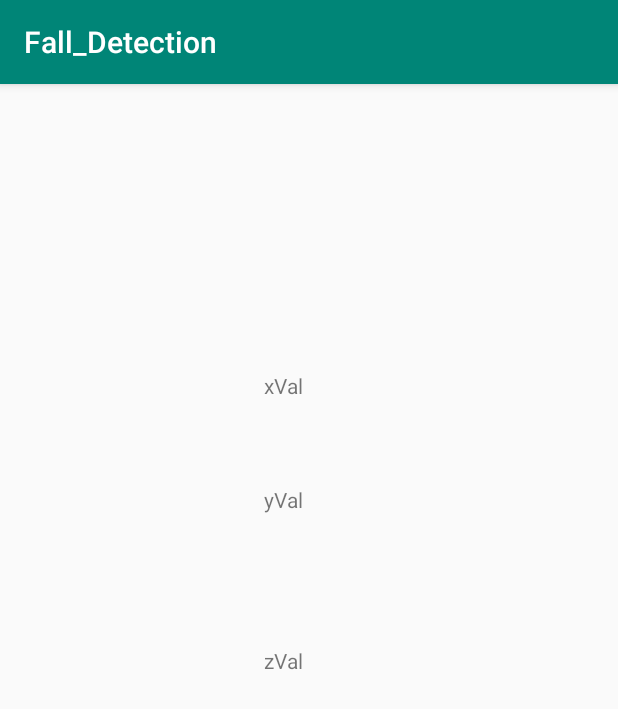
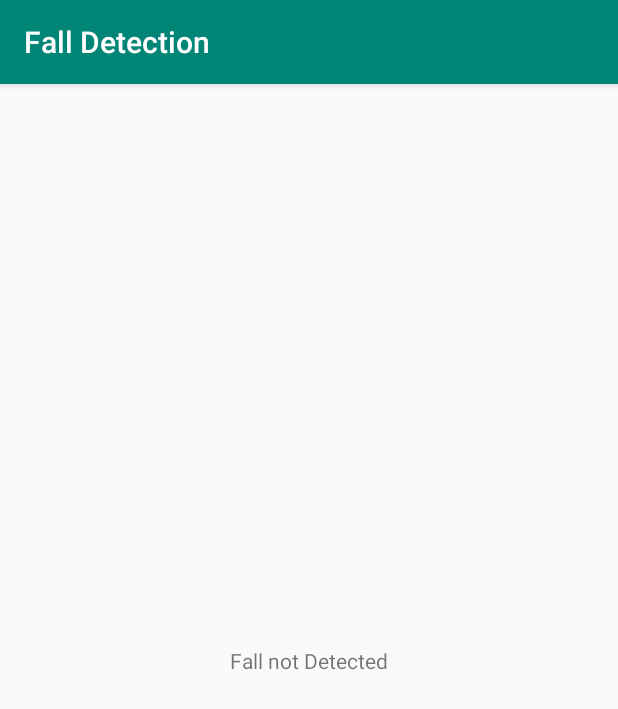
Before and after one commit to jarmknecht/FallDectection, an Android app: the screen it shows after launch (MainActivity), on a phone screen of 412 x 824 dp. Shown: the top 709 px of the screen. Run offline under Robolectric (Android 15) with nearby library versions, the phone set to English and light mode, and no system bars.

Commit message:
fixed app crash falling detection works now

```diff
--- a/app/src/main/AndroidManifest.xml
+++ b/app/src/main/AndroidManifest.xml
@@ -9,7 +9,9 @@
         android:roundIcon="@mipmap/ic_launcher_round"
         android:supportsRtl="true"
         android:theme="@style/AppTheme">
-        <activity android:name=".MainActivity">
+        <activity
+            android:name=".MainActivity"
+            android:screenOrientation="portrait">
             <intent-filter>
                 <action android:name="android.intent.action.MAIN" />
 
--- a/app/src/main/java/com/example/jonathan/fall_detection/MainActivity.java
+++ b/app/src/main/java/com/example/jonathan/fall_detection/MainActivity.java
@@ -1,10 +1,10 @@
+//Referenced http://www.jcomputers.us/vol9/jcp0907-07.pdf for algorithm
 package com.example.jonathan.fall_detection;
 
 import android.hardware.Sensor;
 import android.hardware.SensorEvent;
 import android.hardware.SensorEventListener;
 import android.hardware.SensorManager;
-import android.media.MediaPlayer;
 import android.support.v7.app.AppCompatActivity;
 import android.os.Bundle;
 import android.view.View;
@@ -14,7 +14,7 @@ import android.widget.Toast;
 public class MainActivity extends AppCompatActivity implements SensorEventListener {
 
     private SensorManager sensorManager;
-    private Sensor senseAccel;
+    private TextView text;
     static int sensorValuesSize = 70;
     float accelValuesX[] = new float[sensorValuesSize];
     float accelValuesY[] = new float[sensorValuesSize];
@@ -28,31 +28,46 @@ public class MainActivity extends AppCompatActivity implements SensorEventListen
     protected void onCreate(Bundle savedInstanceState) {
         super.onCreate(savedInstanceState);
         setContentView(R.layout.activity_main);
-
+        text = (TextView) findViewById(R.id.Fall);
         //Get the systems sensor
         sensorManager = (SensorManager) getSystemService(SENSOR_SERVICE);
         //get accel sensor and register it an check it every 2 ms at least
         sensorManager.registerListener(this, sensorManager.getDefaultSensor(Sensor.TYPE_ACCELEROMETER),
-                SensorManager.SENSOR_DELAY_UI);
-
+                SensorManager.SENSOR_DELAY_NORMAL);
     }
 
-//TODO: App crashes here fix it maybe need to unregister listener?
     @Override
     public void onSensorChanged(SensorEvent event) {
+        Sensor _sensor = event.sensor;
         double rootSquare = 0.0;
-        if (event.sensor.getType() == Sensor.TYPE_ACCELEROMETER) {
+        if (_sensor.getType() == Sensor.TYPE_ACCELEROMETER) {
             index++;
+            //call protects against buffer overflow
+            if (index >= sensorValuesSize - 1) {
+                index = 0; //wrap index back around
+                sensorManager.unregisterListener(this);
+                sensorManager.registerListener(this, sensorManager.getDefaultSensor(Sensor.TYPE_ACCELEROMETER),
+                        SensorManager.SENSOR_DELAY_NORMAL);
+            }
+            //get acceleration minus GX on the x-axis
             accelValuesX[index] = event.values[0];
+            //get acceleration minus GY on the y-axis
             accelValuesY[index] = event.values[1];
+            //get acceleration minus GZ on the z-axis
             accelValuesZ[index] = event.values[2];
 
             rootSquare = Math.sqrt(Math.pow(accelValuesX[index], 2) + Math.pow(accelValuesY[index], 2) +
-             Math.pow(accelValuesZ[index], 2));
+                    Math.pow(accelValuesZ[index], 2));
 
             if (rootSquare < 2.0) {
-                Toast.makeText(this, "Fall Detected", Toast.LENGTH_LONG).show();
+                //Toast.makeText(this, "Fall Detected", Toast.LENGTH_LONG).show();
                 fallDetected = true;
+            }
+            if (fallDetected) {
+                text.setText("FALL DETECTED!");
+            }
+            else {
+                text.setText("Fall not Detected");
             }
         }
     }
--- a/app/src/main/res/layout/activity_main.xml
+++ b/app/src/main/res/layout/activity_main.xml
@@ -7,18 +7,15 @@
     tools:context=".MainActivity">
 
     <TextView
-        android:id="@+id/xVal"
+        android:id="@+id/Fall"
         android:layout_width="wrap_content"
         android:layout_height="wrap_content"
-        android:text="xVal"
+        android:text="Fall not Detected"
         app:layout_constraintBottom_toBottomOf="parent"
-        app:layout_constraintHorizontal_bias="1.0"
         app:layout_constraintLeft_toLeftOf="parent"
-        app:layout_constraintRight_toRightOf="@id/yVal"
-        app:layout_constraintTop_toTopOf="parent"
-        app:layout_constraintVertical_bias="0.256" />
-
-    <TextView
+        app:layout_constraintRight_toRightOf="parent"
+        app:layout_constraintTop_toTopOf="parent"/>
+    <!--TextView
         android:id="@+id/yVal"
         android:layout_width="wrap_content"
         android:layout_height="wrap_content"
@@ -38,6 +35,6 @@
         android:text="zVal"
         app:layout_constraintBottom_toBottomOf="parent"
         app:layout_constraintLeft_toLeftOf="parent"
-        app:layout_constraintTop_toTopOf="parent" />
+        app:layout_constraintTop_toTopOf="parent" /-->
 
 </android.support.constraint.ConstraintLayout>
--- a/app/src/main/res/values/strings.xml
+++ b/app/src/main/res/values/strings.xml
@@ -1,3 +1,3 @@
 <resources>
-    <string name="app_name">Fall_Detection</string>
+    <string name="app_name">Fall Detection</string>
 </resources>
```
